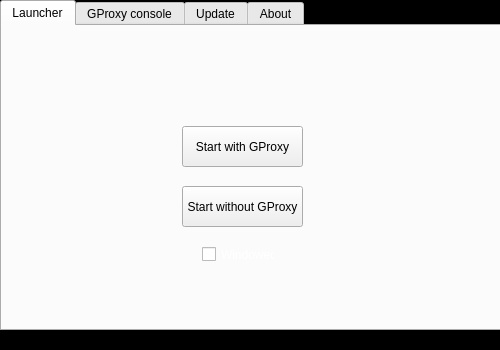
First picture: the form in xpam/mainwindow.ui, repository cen1/xpam-client, before the edit.
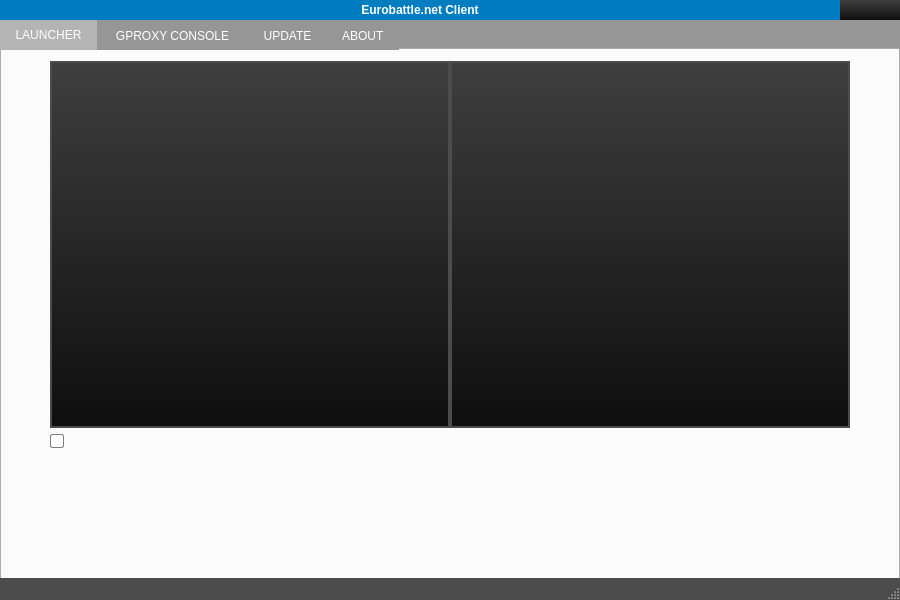
Second picture: the form after the edit. The open tabs and pages were chosen to show the change. Icons and pictures are not drawn.

The edit to the form file:
```diff
--- a/xpam/mainwindow.ui
+++ b/xpam/mainwindow.ui
@@ -6,20 +6,20 @@
    <rect>
     <x>0</x>
     <y>0</y>
-    <width>500</width>
-    <height>350</height>
+    <width>900</width>
+    <height>600</height>
    </rect>
   </property>
+  <property name="sizePolicy">
+   <sizepolicy hsizetype="Expanding" vsizetype="Expanding">
+    <horstretch>0</horstretch>
+    <verstretch>0</verstretch>
+   </sizepolicy>
+  </property>
   <property name="minimumSize">
    <size>
-    <width>500</width>
-    <height>350</height>
-   </size>
-  </property>
-  <property name="maximumSize">
-   <size>
-    <width>500</width>
-    <height>350</height>
+    <width>900</width>
+    <height>600</height>
    </size>
   </property>
   <property name="windowTitle">
@@ -30,225 +30,661 @@
     <normaloff>:/favicon.ico</normaloff>:/favicon.ico</iconset>
   </property>
   <property name="styleSheet">
-   <string notr="true"/>
+   <string notr="true">QStatusBar {
+     /*background: #878787;*/
+  background: #4C4C4C;
+    color:white;
+    font-family: &quot;Lucida Sans Unicode&quot;;
+ }</string>
   </property>
   <property name="locale">
    <locale language="English" country="UnitedKingdom"/>
   </property>
   <widget class="QWidget" name="centralWidget">
+   <property name="sizePolicy">
+    <sizepolicy hsizetype="Expanding" vsizetype="Expanding">
+     <horstretch>0</horstretch>
+     <verstretch>0</verstretch>
+    </sizepolicy>
+   </property>
    <property name="minimumSize">
     <size>
-     <width>500</width>
-     <height>330</height>
+     <width>900</width>
+     <height>580</height>
     </size>
    </property>
-   <property name="maximumSize">
-    <size>
-     <width>500</width>
-     <height>350</height>
-    </size>
+   <property name="font">
+    <font>
+     <pointsize>-1</pointsize>
+    </font>
+   </property>
+   <property name="layoutDirection">
+    <enum>Qt::LeftToRight</enum>
    </property>
    <property name="styleSheet">
     <string notr="true">#centralWidget {
-	background-color: black;
+  background-color: rgba(150, 150, 150);
+  margin: 0px;
+  padding: 0px;
+  font-size: 14px;
+  color: white;
+}
+
+QPushButton {
+  border: 2px solid #4C4C4C;
+  background: qlineargradient(x1:0, y1:0, x2:0, y2:1, stop:0 rgba(63,63,63,1), stop:1 rgba(14,14,14,1));
+  color: #ffffff;
+  font-family: &quot;Lucida Sans Unicode&quot;;
+}
+
+QPushButton:hover {
+  background: qlineargradient(x1:0, y1:0, x2:0, y2:1, stop:0 rgba(84,84,84,1), stop:1 rgba(14,14,14,1));
+}
+
+#logoBar {
+  background-color: #007dc1;
+  text-align: center;
+}
+
+#labelTitle {
+  font-weight: bold;
+  
+}
+
+#hs1 {
+  width: 10%;
 }
 
 #tabWidget {
-	margin: 0px
+ 
+}
+
+#tabWidget:pane {
+  /*borde-top: none;    */  
+}
+
+QTabBar::tab {
+  background-color: rgba(150, 150, 150);
+  color:#ffffff;
+  height: 30px;
+  font-family: &quot;Lucida Sans Unicode&quot;;
+
+}
+QTabBar::tab:hover{  
+  background-color: rgba(180, 180, 180);
+}
+
+QTabBar::tab:selected{  
+  background-color: rgba(180, 180, 180);
 }
 
 #tab0 {
-	background-image: url(:/eb_back_small.png);
+  border-image: url(&quot;:/back.png&quot;) 0 0 0 0 stretch stretch;
+  border-width: 0px;
 }
 #tab1 {
-	background-image: url(:/eb_back_small.png);
+  border-image: url(&quot;:/back.png&quot;) 0 0 0 0 stretch stretch;
+  border-width: 0px;
 }
 #tab2 {
-	background-image: url(:/eb_back_small.png);
+  border-image: url(&quot;:/back.png&quot;) 0 0 0 0 stretch stretch;
+  border-width: 0px;
 }
 #tab3 {
-	background-image: url(:/eb_back_small.png);
+  border-image: url(&quot;:/back.png&quot;) 0 0 0 0 stretch stretch;
+  border-width: 0px;
 }
 
 QLabel {
 	color: white;
 }
 
+#horizontalLayoutX {
+  
+}
+
+#horizontalLayoutLogo {
+ 
+}
+
 QCheckBox {
-	color:white;
-}</string>
+  color:white;
+  font-family: &quot;Lucida Sans Unicode&quot;;
+}
+
+QCheckBox::indicator {
+  border: 1px solid grey;
+  border-radius: 2px;
+  padding: 1px 1px 1px 1px;
+}
+
+QCheckBox::indicator:unchecked {
+  background-color: white;
+}
+
+QCheckBox::indicator:unchecked:hover {
+  border: 1px solid grey;
+}
+
+QCheckBox::indicator:checked {
+  background: #007dc1;
+}
+
+ QCheckBox::indicator:checked:hover {
+      border: 1px solid grey;
+ }
+
+
+#closeButton {
+  background-image: url(&quot;:/close_window.png&quot;);
+  border: none;
+}
+
+#maxButton {
+  background-image: url(&quot;:/maximize_window.png&quot;);
+  border: none;
+}
+
+#minButton {
+  background-image: url(&quot;:/minimize_window.png&quot;);
+  border: none;
+}
+
+#closeButton:hover {
+  background-image: url(&quot;:/close_window_hover.png&quot;);
+}
+
+#maxButton:hover {
+  background-image: url(&quot;:/maximize_window_hover.png&quot;);
+}
+
+#minButton:hover {
+  background-image: url(&quot;:/minimize_window_hover.png&quot;);
+}
+
+#closeButton:pressed {
+  background-image: url(&quot;:/close_window_hover.png&quot;);
+}
+
+#maxButton:pressed {
+  background-image: url(&quot;:/maximize_window_hover.png&quot;);
+}
+
+#minButton:pressed {
+  background-image: url(&quot;:/minimize_window_hover.png&quot;);
+}
+
+#pushButtonSWGP {
+  background-image: url(&quot;:/gproxygate.png&quot;);
+  background-repeat: no-repeat;
+}
+
+#pushButtonSWGP:hover {
+  background-image: url(&quot;:/gproxygate_hover.png&quot;);  
+  background-repeat: no-repeat;
+}
+
+#pushButtonSWOGP {
+  background-image: url(&quot;:/normalgate.png&quot;);
+  background-repeat: no-repeat;
+}
+
+#pushButtonSWOGP:hover {
+  background-image: url(&quot;:/normalgate_hover.png&quot;);
+  background-repeat: no-repeat;
+}
+
+</string>
    </property>
-   <widget class="QTabWidget" name="tabWidget">
-    <property name="geometry">
-     <rect>
-      <x>0</x>
-      <y>0</y>
-      <width>501</width>
-      <height>331</height>
-     </rect>
+   <layout class="QHBoxLayout" name="horizontalLayout">
+    <property name="spacing">
+     <number>0</number>
     </property>
-    <property name="currentIndex">
-     <number>2</number>
+    <property name="leftMargin">
+     <number>0</number>
     </property>
-    <widget class="QWidget" name="tab0">
-     <attribute name="title">
-      <string>Launcher</string>
-     </attribute>
-     <widget class="QCheckBox" name="checkBox">
-      <property name="geometry">
-       <rect>
-        <x>200</x>
-        <y>220</y>
-        <width>73</width>
-        <height>17</height>
-       </rect>
-      </property>
-      <property name="text">
-       <string>Windowed</string>
-      </property>
-     </widget>
-     <widget class="QPushButton" name="pushButton">
-      <property name="geometry">
-       <rect>
-        <x>180</x>
-        <y>160</y>
-        <width>121</width>
-        <height>41</height>
-       </rect>
-      </property>
-      <property name="text">
-       <string>Start without GProxy</string>
-      </property>
-     </widget>
-     <widget class="QPushButton" name="pushButton_2">
-      <property name="geometry">
-       <rect>
-        <x>180</x>
-        <y>100</y>
-        <width>121</width>
-        <height>41</height>
-       </rect>
-      </property>
-      <property name="text">
-       <string>Start with GProxy</string>
-      </property>
-     </widget>
-    </widget>
-    <widget class="QWidget" name="tab1">
-     <attribute name="title">
-      <string>GProxy console</string>
-     </attribute>
-     <widget class="QTextBrowser" name="textBrowser">
-      <property name="geometry">
-       <rect>
-        <x>10</x>
-        <y>90</y>
-        <width>471</width>
-        <height>221</height>
-       </rect>
-      </property>
-     </widget>
-    </widget>
-    <widget class="QWidget" name="tab2">
-     <attribute name="title">
-      <string>Update</string>
-     </attribute>
-     <widget class="QPushButton" name="pushButton_3">
-      <property name="geometry">
-       <rect>
-        <x>60</x>
-        <y>90</y>
-        <width>111</width>
-        <height>23</height>
-       </rect>
-      </property>
-      <property name="text">
-       <string>Get Beta patch</string>
-      </property>
-     </widget>
-     <widget class="QTextBrowser" name="textBrowserUpdate">
-      <property name="geometry">
-       <rect>
-        <x>10</x>
-        <y>120</y>
-        <width>471</width>
-        <height>171</height>
-       </rect>
-      </property>
-     </widget>
-     <widget class="QLineEdit" name="betapinbox">
-      <property name="geometry">
-       <rect>
-        <x>10</x>
-        <y>90</y>
-        <width>41</width>
-        <height>20</height>
-       </rect>
-      </property>
-     </widget>
-    </widget>
-    <widget class="QWidget" name="tab3">
-     <attribute name="title">
-      <string>About</string>
-     </attribute>
-     <widget class="QLabel" name="label">
-      <property name="geometry">
-       <rect>
-        <x>150</x>
-        <y>100</y>
-        <width>181</width>
-        <height>16</height>
-       </rect>
-      </property>
-      <property name="text">
-       <string>Eurobattle.net Client version 0.2.0.1</string>
-      </property>
-      <property name="wordWrap">
-       <bool>true</bool>
-      </property>
-     </widget>
-     <widget class="QLabel" name="label_2">
-      <property name="geometry">
-       <rect>
-        <x>70</x>
-        <y>160</y>
-        <width>341</width>
-        <height>16</height>
-       </rect>
-      </property>
-      <property name="text">
-       <string>We are searching for Qt/ C++ developers to further expand this client.</string>
-      </property>
-     </widget>
-    </widget>
-   </widget>
-   <widget class="QLabel" name="statusLabel">
-    <property name="geometry">
-     <rect>
-      <x>10</x>
-      <y>330</y>
-      <width>391</width>
-      <height>16</height>
-     </rect>
+    <property name="topMargin">
+     <number>0</number>
     </property>
-    <property name="text">
-     <string/>
+    <property name="rightMargin">
+     <number>0</number>
     </property>
-   </widget>
-   <widget class="QLabel" name="debugLabel">
-    <property name="geometry">
-     <rect>
-      <x>420</x>
-      <y>330</y>
-      <width>71</width>
-      <height>20</height>
-     </rect>
+    <property name="bottomMargin">
+     <number>0</number>
     </property>
-    <property name="text">
-     <string/>
-    </property>
-   </widget>
+    <item>
+     <layout class="QGridLayout" name="gridLayoutMain">
+      <property name="spacing">
+       <number>0</number>
+      </property>
+      <item row="0" column="0">
+       <widget class="QWidget" name="logoBar" native="true">
+        <property name="sizePolicy">
+         <sizepolicy hsizetype="Expanding" vsizetype="Preferred">
+          <horstretch>0</horstretch>
+          <verstretch>0</verstretch>
+         </sizepolicy>
+        </property>
+        <property name="minimumSize">
+         <size>
+          <width>0</width>
+          <height>20</height>
+         </size>
+        </property>
+        <property name="maximumSize">
+         <size>
+          <width>16777215</width>
+          <height>20</height>
+         </size>
+        </property>
+        <layout class="QHBoxLayout" name="horizontalLayout_4">
+         <property name="spacing">
+          <number>0</number>
+         </property>
+         <property name="leftMargin">
+          <number>0</number>
+         </property>
+         <property name="topMargin">
+          <number>0</number>
+         </property>
+         <property name="rightMargin">
+          <number>0</number>
+         </property>
+         <property name="bottomMargin">
+          <number>0</number>
+         </property>
+         <item>
+          <widget class="QLabel" name="labelTitle">
+           <property name="sizePolicy">
+            <sizepolicy hsizetype="Expanding" vsizetype="Expanding">
+             <horstretch>0</horstretch>
+             <verstretch>0</verstretch>
+            </sizepolicy>
+           </property>
+           <property name="layoutDirection">
+            <enum>Qt::LeftToRight</enum>
+           </property>
+           <property name="text">
+            <string>Eurobattle.net Client</string>
+           </property>
+           <property name="alignment">
+            <set>Qt::AlignCenter</set>
+           </property>
+          </widget>
+         </item>
+        </layout>
+       </widget>
+      </item>
+      <item row="0" column="1">
+       <layout class="QHBoxLayout" name="horizontalLayoutX">
+        <property name="spacing">
+         <number>0</number>
+        </property>
+        <property name="sizeConstraint">
+         <enum>QLayout::SetDefaultConstraint</enum>
+        </property>
+        <property name="bottomMargin">
+         <number>0</number>
+        </property>
+        <item>
+         <widget class="QPushButton" name="minButton">
+          <property name="sizePolicy">
+           <sizepolicy hsizetype="Preferred" vsizetype="Preferred">
+            <horstretch>0</horstretch>
+            <verstretch>0</verstretch>
+           </sizepolicy>
+          </property>
+          <property name="minimumSize">
+           <size>
+            <width>20</width>
+            <height>20</height>
+           </size>
+          </property>
+          <property name="maximumSize">
+           <size>
+            <width>20</width>
+            <height>20</height>
+           </size>
+          </property>
+          <property name="text">
+           <string/>
+          </property>
+          <property name="flat">
+           <bool>false</bool>
+          </property>
+         </widget>
+        </item>
+        <item>
+         <widget class="QPushButton" name="maxButton">
+          <property name="sizePolicy">
+           <sizepolicy hsizetype="Preferred" vsizetype="Preferred">
+            <horstretch>0</horstretch>
+            <verstretch>0</verstretch>
+           </sizepolicy>
+          </property>
+          <property name="minimumSize">
+           <size>
+            <width>20</width>
+            <height>20</height>
+           </size>
+          </property>
+          <property name="maximumSize">
+           <size>
+            <width>20</width>
+            <height>20</height>
+           </size>
+          </property>
+          <property name="text">
+           <string/>
+          </property>
+          <property name="flat">
+           <bool>false</bool>
+          </property>
+         </widget>
+        </item>
+        <item>
+         <widget class="QPushButton" name="closeButton">
+          <property name="sizePolicy">
+           <sizepolicy hsizetype="Preferred" vsizetype="Preferred">
+            <horstretch>0</horstretch>
+            <verstretch>0</verstretch>
+           </sizepolicy>
+          </property>
+          <property name="minimumSize">
+           <size>
+            <width>20</width>
+            <height>20</height>
+           </size>
+          </property>
+          <property name="maximumSize">
+           <size>
+            <width>20</width>
+            <height>20</height>
+           </size>
+          </property>
+          <property name="text">
+           <string/>
+          </property>
+          <property name="flat">
+           <bool>false</bool>
+          </property>
+         </widget>
+        </item>
+       </layout>
+      </item>
+      <item row="1" column="0" colspan="3">
+       <widget class="QTabWidget" name="tabWidget">
+        <property name="layoutDirection">
+         <enum>Qt::LeftToRight</enum>
+        </property>
+        <property name="currentIndex">
+         <number>3</number>
+        </property>
+        <widget class="QWidget" name="tab0">
+         <property name="sizePolicy">
+          <sizepolicy hsizetype="Expanding" vsizetype="Expanding">
+           <horstretch>0</horstretch>
+           <verstretch>0</verstretch>
+          </sizepolicy>
+         </property>
+         <attribute name="title">
+          <string> LAUNCHER </string>
+         </attribute>
+         <layout class="QHBoxLayout" name="horizontalLayout_6">
+          <item>
+           <layout class="QHBoxLayout" name="horizontalLayout_5">
+            <item>
+             <spacer name="hs1">
+              <property name="orientation">
+               <enum>Qt::Horizontal</enum>
+              </property>
+              <property name="sizeHint" stdset="0">
+               <size>
+                <width>18</width>
+                <height>20</height>
+               </size>
+              </property>
+             </spacer>
+            </item>
+            <item>
+             <layout class="QVBoxLayout" name="verticalLayout">
+              <item>
+               <layout class="QHBoxLayout" name="horizontalLayoutLauncher">
+                <property name="spacing">
+                 <number>0</number>
+                </property>
+                <item>
+                 <widget class="QPushButton" name="pushButtonSWOGP">
+                  <property name="sizePolicy">
+                   <sizepolicy hsizetype="Preferred" vsizetype="Preferred">
+                    <horstretch>0</horstretch>
+                    <verstretch>0</verstretch>
+                   </sizepolicy>
+                  </property>
+                  <property name="minimumSize">
+                   <size>
+                    <width>400</width>
+                    <height>367</height>
+                   </size>
+                  </property>
+                  <property name="maximumSize">
+                   <size>
+                    <width>400</width>
+                    <height>367</height>
+                   </size>
+                  </property>
+                  <property name="toolTip">
+                   <string>Start without GProxy to play PG&lt;br /&gt;
+or manually host your games.</string>
+                  </property>
+                  <property name="text">
+                   <string/>
+                  </property>
+                 </widget>
+                </item>
+                <item>
+                 <widget class="QPushButton" name="pushButtonSWGP">
+                  <property name="sizePolicy">
+                   <sizepolicy hsizetype="Preferred" vsizetype="Preferred">
+                    <horstretch>0</horstretch>
+                    <verstretch>0</verstretch>
+                   </sizepolicy>
+                  </property>
+                  <property name="minimumSize">
+                   <size>
+                    <width>400</width>
+                    <height>367</height>
+                   </size>
+                  </property>
+                  <property name="maximumSize">
+                   <size>
+                    <width>400</width>
+                    <height>367</height>
+                   </size>
+                  </property>
+                  <property name="font">
+                   <font>
+                    <family>Lucida Sans Unicode</family>
+                   </font>
+                  </property>
+                  <property name="toolTip">
+                   <string>Starting with GProxy is required for some DotA leagues&lt;br /&gt;
+to be able to join their games. It also provides reconnection&lt;br /&gt;
+in case you drop in the middle of the game.&lt;br /&gt;
+YOU CAN'T PLAY PG OR MANUALLY HOST GAMES IN THIS MODE!</string>
+                  </property>
+                  <property name="text">
+                   <string/>
+                  </property>
+                 </widget>
+                </item>
+               </layout>
+              </item>
+              <item>
+               <widget class="QCheckBox" name="checkBoxWindowed">
+                <property name="sizePolicy">
+                 <sizepolicy hsizetype="MinimumExpanding" vsizetype="Fixed">
+                  <horstretch>0</horstretch>
+                  <verstretch>0</verstretch>
+                 </sizepolicy>
+                </property>
+                <property name="text">
+                 <string>Windowed</string>
+                </property>
+               </widget>
+              </item>
+              <item>
+               <spacer name="verticalSpacer">
+                <property name="orientation">
+                 <enum>Qt::Vertical</enum>
+                </property>
+                <property name="sizeHint" stdset="0">
+                 <size>
+                  <width>20</width>
+                  <height>40</height>
+                 </size>
+                </property>
+               </spacer>
+              </item>
+             </layout>
+            </item>
+            <item>
+             <spacer name="hs2">
+              <property name="orientation">
+               <enum>Qt::Horizontal</enum>
+              </property>
+              <property name="sizeHint" stdset="0">
+               <size>
+                <width>18</width>
+                <height>20</height>
+               </size>
+              </property>
+             </spacer>
+            </item>
+           </layout>
+          </item>
+         </layout>
+        </widget>
+        <widget class="QWidget" name="tab1">
+         <property name="sizePolicy">
+          <sizepolicy hsizetype="Expanding" vsizetype="Expanding">
+           <horstretch>0</horstretch>
+           <verstretch>0</verstretch>
+          </sizepolicy>
+         </property>
+         <attribute name="title">
+          <string>  GPROXY CONSOLE  </string>
+         </attribute>
+         <layout class="QHBoxLayout" name="horizontalLayout_2">
+          <item>
+           <widget class="QTextBrowser" name="textBrowser">
+            <property name="sizePolicy">
+             <sizepolicy hsizetype="Expanding" vsizetype="Expanding">
+              <horstretch>0</horstretch>
+              <verstretch>0</verstretch>
+             </sizepolicy>
+            </property>
+           </widget>
+          </item>
+         </layout>
+        </widget>
+        <widget class="QWidget" name="tab2">
+         <property name="sizePolicy">
+          <sizepolicy hsizetype="Expanding" vsizetype="Expanding">
+           <horstretch>0</horstretch>
+           <verstretch>0</verstretch>
+          </sizepolicy>
+         </property>
+         <attribute name="title">
+          <string> UPDATE </string>
+         </attribute>
+         <layout class="QHBoxLayout" name="horizontalLayout_3">
+          <item>
+           <widget class="QSplitter" name="splitter">
+            <property name="orientation">
+             <enum>Qt::Vertical</enum>
+            </property>
+            <widget class="QTextBrowser" name="textBrowserUpdate"/>
+            <widget class="QWidget" name="layoutWidget">
+             <layout class="QFormLayout" name="formLayoutBU">
+              <property name="topMargin">
+               <number>5</number>
+              </property>
+              <item row="0" column="0">
+               <widget class="QLineEdit" name="betapinbox">
+                <property name="sizePolicy">
+                 <sizepolicy hsizetype="Fixed" vsizetype="Fixed">
+                  <horstretch>0</horstretch>
+                  <verstretch>0</verstretch>
+                 </sizepolicy>
+                </property>
+               </widget>
+              </item>
+              <item row="0" column="1">
+               <widget class="QPushButton" name="pushButtonBU">
+                <property name="sizePolicy">
+                 <sizepolicy hsizetype="Preferred" vsizetype="Preferred">
+                  <horstretch>0</horstretch>
+                  <verstretch>0</verstretch>
+                 </sizepolicy>
+                </property>
+                <property name="minimumSize">
+                 <size>
+                  <width>150</width>
+                  <height>20</height>
+                 </size>
+                </property>
+                <property name="maximumSize">
+                 <size>
+                  <width>150</width>
+                  <height>20</height>
+                 </size>
+                </property>
+                <property name="text">
+                 <string>Get Beta patch</string>
+                </property>
+               </widget>
+              </item>
+             </layout>
+            </widget>
+           </widget>
+          </item>
+         </layout>
+        </widget>
+        <widget class="QWidget" name="tab3">
+         <property name="sizePolicy">
+          <sizepolicy hsizetype="Expanding" vsizetype="Expanding">
+           <horstretch>0</horstretch>
+           <verstretch>0</verstretch>
+          </sizepolicy>
+         </property>
+         <attribute name="title">
+          <string> ABOUT </string>
+         </attribute>
+         <widget class="QLabel" name="labelAbout">
+          <property name="geometry">
+           <rect>
+            <x>20</x>
+            <y>20</y>
+            <width>351</width>
+            <height>461</height>
+           </rect>
+          </property>
+          <property name="text">
+           <string>&lt;html&gt;&lt;head/&gt;&lt;body&gt;&lt;p&gt;Eurobattle.net Client version 0.3.0.0, developed by cen&lt;/p&gt;&lt;p&gt;&lt;br/&gt;We are searching for Qt/ C++ developers to further expand this client.&lt;/p&gt;&lt;p&gt;&lt;br/&gt;&lt;/p&gt;&lt;p&gt;TODO:&lt;/p&gt;&lt;p&gt;-bnet Chat client&lt;/p&gt;&lt;p&gt;-DotA 2 support&lt;/p&gt;&lt;p&gt;-TS integration&lt;/p&gt;&lt;p&gt;-Displaying player's profile and league stats in the client&lt;/p&gt;&lt;p&gt;-and more...&lt;/p&gt;&lt;p&gt;&lt;br/&gt;&lt;/p&gt;&lt;p&gt;Special thanks to:&lt;/p&gt;&lt;p&gt;&lt;span style=&quot; font-weight:600;&quot;&gt;IStealSkills&lt;/span&gt; - help with desig&lt;/p&gt;&lt;p&gt;&lt;span style=&quot; font-weight:600;&quot;&gt;Stefos007&lt;/span&gt; - original GProxy implementation&lt;/p&gt;&lt;p&gt;&lt;span style=&quot; font-weight:600;&quot;&gt;Ladislav Zezula&lt;/span&gt; - Stormlib (&lt;a href=&quot;http://www.zezula.net/en/mpq/stormlib.html&quot;&gt;&lt;span style=&quot; text-decoration: underline; color:#0000ff;&quot;&gt;zezula.net&lt;/span&gt;&lt;/a&gt;)&lt;/p&gt;&lt;p&gt;&lt;a href=&quot;http://pvpgn.org/&quot;&gt;&lt;span style=&quot; text-decoration: underline; color:#0000ff;&quot;&gt;PvPGN.org&lt;/span&gt;&lt;/a&gt;&lt;/p&gt;&lt;/body&gt;&lt;/html&gt;</string>
+          </property>
+          <property name="openExternalLinks">
+           <bool>true</bool>
+          </property>
+         </widget>
+        </widget>
+       </widget>
+      </item>
+     </layout>
+    </item>
+   </layout>
   </widget>
+  <widget class="QStatusBar" name="statusBar"/>
  </widget>
  <layoutdefault spacing="6" margin="11"/>
  <resources>
```
